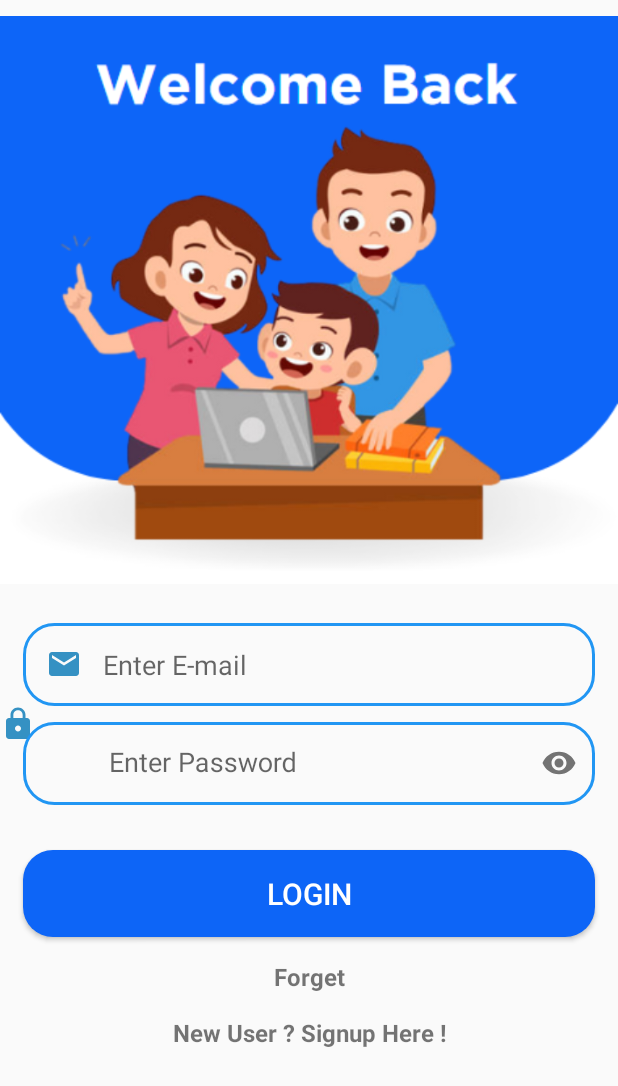
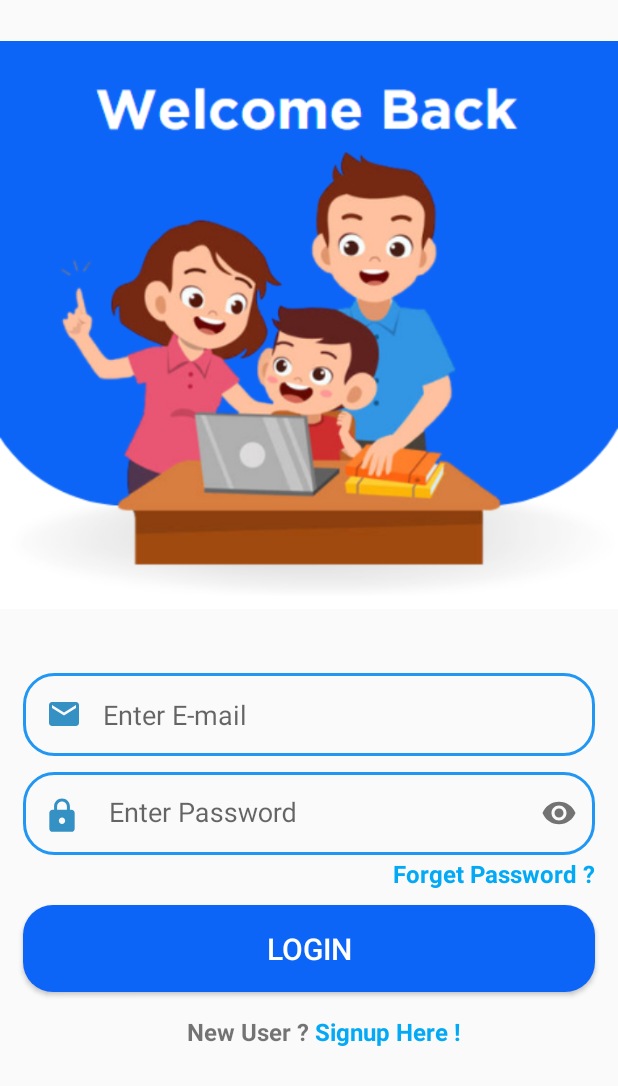
Before and after one commit to ShubhamChoure/Parental-Control-Android-App, an Android app: the ParentLogin screen opened directly, with no data from a screen before it, on a phone screen of 412 x 824 dp. Shown: the top 1086 px of the screen. Run offline under Robolectric (Android 15) with nearby library versions, the phone set to English and light mode, and no system bars; our stand-ins replace Firebase (no records; nobody signed in at launch, a user with empty details on screens opened directly).

Commit message:
Worked on Parent Login page XML

```diff
--- a/app/src/main/res/layout/parentlogin.xml
+++ b/app/src/main/res/layout/parentlogin.xml
@@ -1,37 +1,39 @@
 <?xml version="1.0" encoding="utf-8"?>
-<ScrollView xmlns:app="http://schemas.android.com/apk/res-auto"
+<ScrollView xmlns:android="http://schemas.android.com/apk/res/android"
+    xmlns:app="http://schemas.android.com/apk/res-auto"
     xmlns:tools="http://schemas.android.com/tools"
-    android:layout_height="match_parent"
     android:layout_width="match_parent"
-    xmlns:android="http://schemas.android.com/apk/res/android">
+    android:layout_height="match_parent">
+
     <LinearLayout
         android:layout_width="match_parent"
         android:layout_height="match_parent"
         android:orientation="vertical"
         tools:context="Login.ParentLogin">
+
         <FrameLayout
             android:layout_width="match_parent"
             android:layout_height="wrap_content">
+
             <ImageView
                 android:layout_width="match_parent"
-            android:layout_height="400dp"
-            android:src="@drawable/pa">
-        </ImageView>
+                android:layout_height="wrap_content"
+                android:src="@drawable/pa"></ImageView>
         </FrameLayout>
+
         <EditText
-        android:background="@drawable/editbutton"
+            android:id="@+id/LoginMailETxt"
             android:layout_width="match_parent"
             android:layout_height="match_parent"
-        android:drawableLeft="@drawable/baseline_email_24"
-        android:hint="   Enter E-mail"
             android:layout_marginLeft="15dp"
             android:layout_marginTop="15dp"
             android:layout_marginRight="15dp"
+            android:layout_weight="1"
+            android:background="@drawable/editbutton"
+            android:drawableLeft="@drawable/baseline_email_24"
+            android:hint="   Enter E-mail"
             android:padding="15dp"
-        android:textColor="@color/black"
-        android:id="@+id/LoginMailETxt"
-        android:layout_weight="1">
-    </EditText>
+            android:textColor="@color/black"></EditText>
 
         <androidx.constraintlayout.widget.ConstraintLayout
             android:layout_width="match_parent"
@@ -39,12 +41,18 @@
 
             <ImageView
                 android:id="@+id/imageView"
-            android:layout_width="wrap_content"
-            android:layout_height="24dp"
+                android:layout_width="25dp"
+                android:layout_height="28dp"
+                android:layout_marginStart="28dp"
+                android:layout_marginTop="15dp"
+                android:layout_marginEnd="358dp"
+                android:layout_marginBottom="1dp"
                 android:layout_weight="1"
+                app:layout_constraintBottom_toBottomOf="@+id/textInputLayout"
+                app:layout_constraintEnd_toEndOf="@+id/textInputLayout"
                 app:layout_constraintStart_toStartOf="@+id/textInputLayout"
-            app:srcCompat="@drawable/baseline_lock_24"
-            tools:layout_editor_absoluteY="64dp" />
+                app:layout_constraintTop_toTopOf="@+id/textInputLayout"
+                app:srcCompat="@drawable/baseline_lock_24" />
 
             <com.google.android.material.textfield.TextInputLayout
                 android:id="@+id/textInputLayout"
@@ -73,48 +81,65 @@
                     android:padding="15dp"
                     android:textColor="@color/black"></EditText>
 
-            `
-
             </com.google.android.material.textfield.TextInputLayout>
         </androidx.constraintlayout.widget.ConstraintLayout>
+
+        <TextView
+            android:id="@+id/ForgetTV"
+            android:layout_width="match_parent"
+            android:layout_height="wrap_content"
+            android:layout_marginTop="1dp"
+            android:gravity="right"
+            android:paddingRight="15dp"
+            android:text="Forget Password ?"
+            android:textColor="#03A9F4"
+            android:textSize="16dp"
+            android:textStyle="bold"
+            tools:ignore="HardcodedText,SpUsage"></TextView>
+
         <Button
             android:id="@+id/continueBtn"
             android:layout_width="match_parent"
             android:layout_height="wrap_content"
             android:layout_marginLeft="15dp"
-        android:layout_marginTop="30dp"
+            android:layout_marginTop="10dp"
             android:layout_marginRight="15dp"
             android:background="@drawable/button_desing"
             android:padding="15dp"
             android:text="LOGIN"
             android:textColor="@color/white"
             android:textSize="20dp"
-        tools:ignore="HardcodedText,SpUsage">
-    </Button>
+            tools:ignore="HardcodedText,SpUsage"></Button>
+
+        <LinearLayout
+            android:layout_width="match_parent"
+            android:layout_height="wrap_content"
+            android:orientation="horizontal">
 
             <TextView
-        android:id="@+id/Forget"
                 android:layout_width="match_parent"
                 android:layout_height="wrap_content"
                 android:layout_marginTop="15dp"
-        android:gravity="center"
-        android:text="Forget"
+                android:layout_weight="2"
+                android:gravity="right"
+                android:text="New User ?"
                 android:textSize="16dp"
                 android:textStyle="bold"
-        tools:ignore="HardcodedText,SpUsage">
-    </TextView>
+                tools:ignore="HardcodedText,SpUsage"></TextView>
 
             <TextView
                 android:id="@+id/signupTV"
-        android:text="New User ? Signup Here !"
-        android:gravity="center"
+                android:layout_width="match_parent"
+                android:layout_height="wrap_content"
                 android:layout_marginTop="15dp"
+                android:layout_weight="2"
+                android:gravity="left"
+                android:text=" Signup Here !"
+                android:textColor="#03A9F4"
                 android:textSize="16dp"
                 android:textStyle="bold"
-        android:layout_width="match_parent"
-        android:layout_height="wrap_content"
-        tools:ignore="HardcodedText,SpUsage">
-    </TextView>
+                tools:ignore="HardcodedText,SpUsage"></TextView>
+        </LinearLayout>
 
 
     </LinearLayout>
```
Lines whose indentation alone changed are shown as unchanged.
